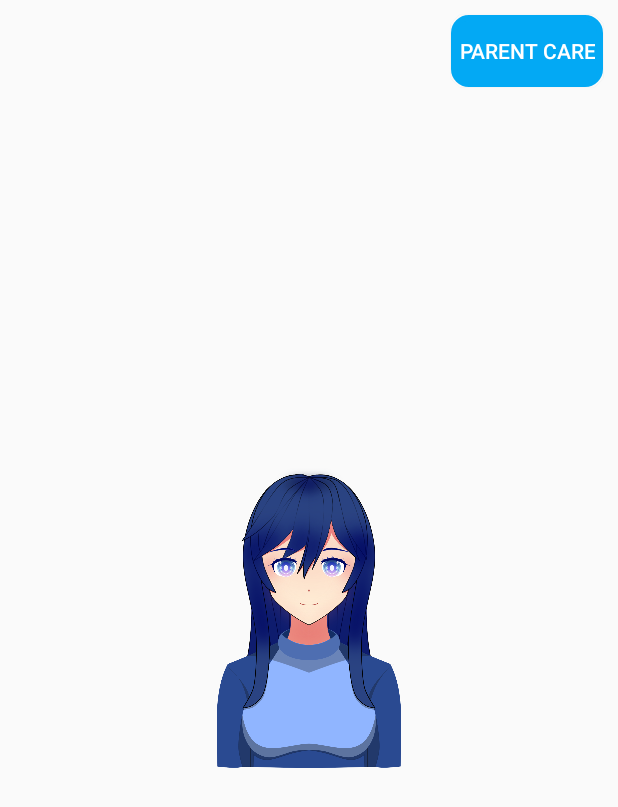
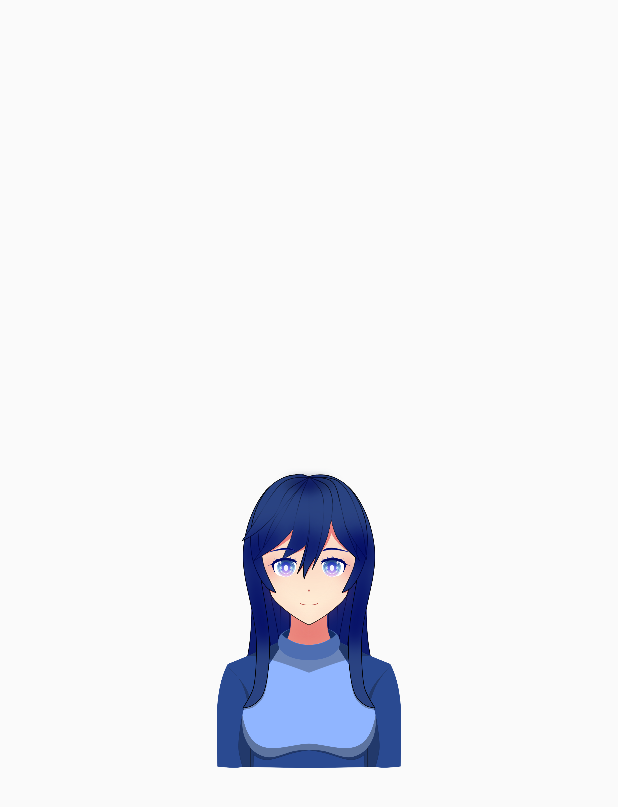
Before and after one commit to aila-dev/aila-hackathon, an Android app: the screen it shows after launch (MainActivity), on a phone screen of 412 x 824 dp. Shown: the top 807 px of the screen. Run offline under Robolectric (Android 15) with nearby library versions, the phone set to English and light mode, and no system bars.

Commit message:
Merge remote-tracking branch 'origin/master'
# Conflicts:
#	app/src/main/java/com/aila/ailahackathon/AILAFloat.java

```diff
--- a/app/src/main/java/com/aila/ailahackathon/Aila.java
+++ b/app/src/main/java/com/aila/ailahackathon/Aila.java
@@ -27,7 +27,7 @@ import com.aila.ailahackathon.schedule.Schedule;
 public class Aila extends Service {
     View floatView,mainflo;
     WindowManager windowManager;
-    ImageView schedule,inspector,aila;
+    ImageView schedule,inspector,aila,parent;
     WindowManager.LayoutParams params;
     int visibilityMenu =  0;
 
@@ -83,6 +83,7 @@ public class Aila extends Service {
         mainflo=floatView.findViewById(R.id.aila);
         schedule=floatView.findViewById(R.id.schedule);
         inspector=floatView.findViewById(R.id.inspector);
+        parent=floatView.findViewById(R.id.parent);
 
 
         floatView.findViewById(R.id.aila).setOnTouchListener(new View.OnTouchListener() {
@@ -110,11 +111,13 @@ public class Aila extends Service {
                                 if (visibilityMenu == 0) {
                                     schedule.setVisibility(View.VISIBLE);
                                     inspector.setVisibility(View.VISIBLE);
+                                    parent.setVisibility(View.VISIBLE);
                                 }
                                 visibilityMenu++;
                             } else {
                                 schedule.setVisibility(View.GONE);
                                 inspector.setVisibility(View.GONE);
+                                parent.setVisibility(View.GONE);
                                 visibilityMenu = 0;
                             }
                         }
--- a/app/src/main/res/layout/activity_main.xml
+++ b/app/src/main/res/layout/activity_main.xml
@@ -7,23 +7,11 @@
     tools:context=".MainActivity">
 
 
-    <RelativeLayout
-        android:layout_width="wrap_content"
+    <LinearLayout
+        android:layout_width="match_parent"
         android:layout_height="wrap_content"
-        android:layout_gravity="right">
-
-        <Button
-            android:id="@+id/button"
-            android:layout_width="wrap_content"
-            android:layout_height="wrap_content"
-            android:layout_gravity="right"
-            android:layout_margin="10dp"
-            android:background="@drawable/circle_button"
-            android:padding="5dp"
-            android:text="Parent Care"
-            android:onClick="moveparentcare"
-            android:textColor="@color/colorWhite" />
-    </RelativeLayout>
+        android:gravity="center_horizontal"
+        android:orientation="horizontal"/>
 
     <RelativeLayout
         android:layout_width="wrap_content"
```
Also changed, not shown: app/src/main/res/layout/fragment_aila.xml (+16 -0 lines), app/src/main/res/drawable/parent.png (added).
